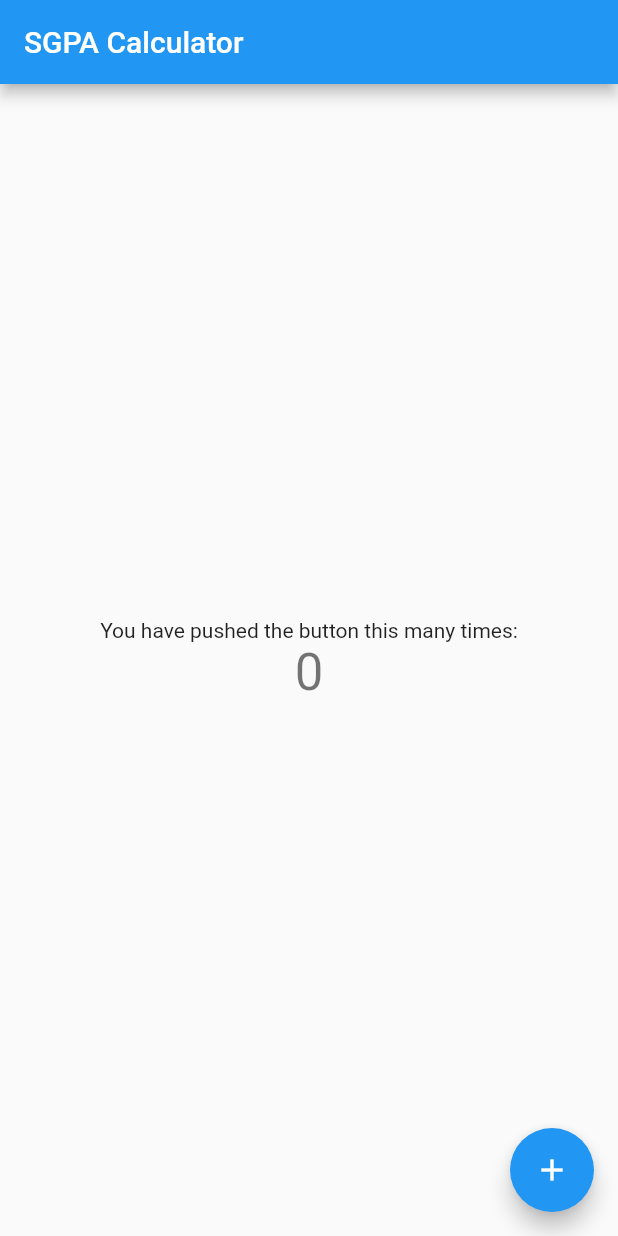
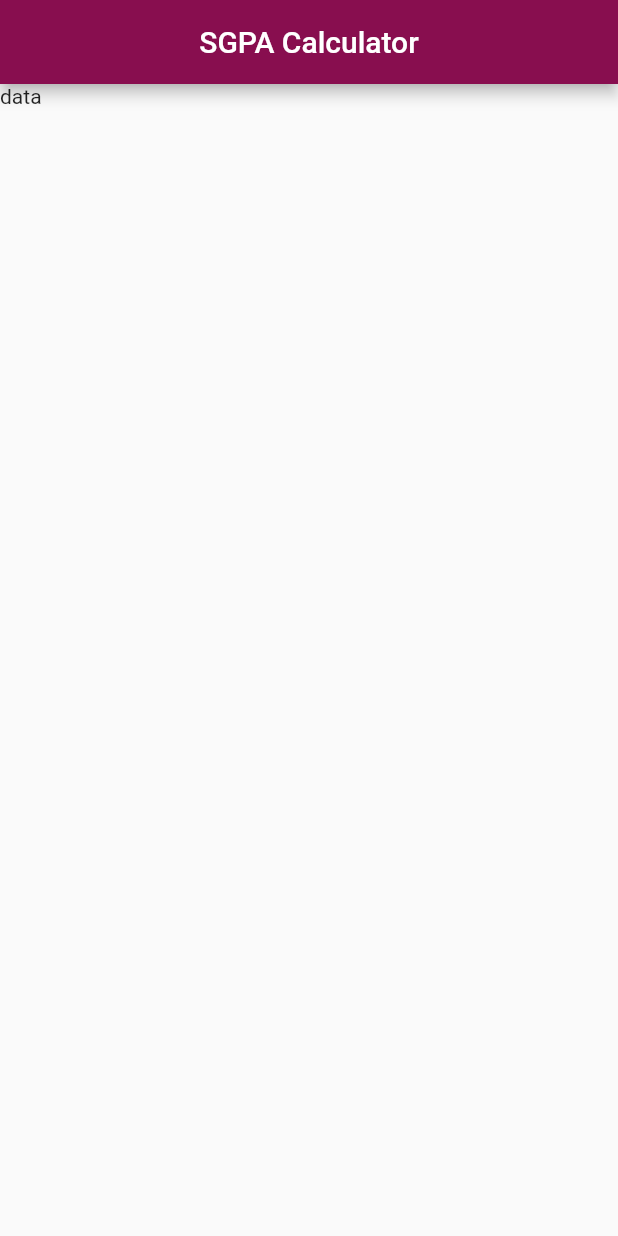
Before and after one commit to hemanth-kotagiri/sgpa-calculator, a Flutter app: the screen it shows after launch, on a phone screen of 412 x 824 dp. Run offline on Flutter 3.47's test engine with Material 2 defaults, Android fonts, the phone set to English and light mode, and no system bars.

Commit message:
Add boilerplate code for courses.dart

```diff
--- /dev/null
+++ b/lib/courses.dart
@@ -0,0 +1,25 @@
+import 'package:flutter/material.dart';
+
+class CoursesWidget extends StatefulWidget {
+  CoursesWidget({Key key}) : super(key: key);
+
+  @override
+  _CoursesWidgetState createState() => _CoursesWidgetState();
+}
+
+class _CoursesWidgetState extends State<CoursesWidget> {
+  Widget _renderCourses() {
+    return Text("data");
+  }
+
+  @override
+  Widget build(BuildContext context) {
+    return Scaffold(
+      appBar: AppBar(
+        title: Text("SGPA Calculator"),
+        centerTitle: true,
+      ),
+      body: _renderCourses(),
+    );
+  }
+}
--- a/lib/main.dart
+++ b/lib/main.dart
@@ -1,113 +1,23 @@
 import 'package:flutter/material.dart';
+import './courses.dart';
 
 void main() {
   runApp(MyApp());
 }
 
-class MyApp extends StatelessWidget {
-  // This widget is the root of your application.
+class MyApp extends StatefulWidget {
+  MyApp({Key key}) : super(key: key);
+
+  @override
+  _MyAppState createState() => _MyAppState();
+}
+
+class _MyAppState extends State<MyApp> {
   @override
   Widget build(BuildContext context) {
     return MaterialApp(
-      title: 'Flutter Demo',
-      theme: ThemeData(
-        // This is the theme of your application.
-        //
-        // Try running your application with "flutter run". You'll see the
-        // application has a blue toolbar. Then, without quitting the app, try
-        // changing the primarySwatch below to Colors.green and then invoke
-        // "hot reload" (press "r" in the console where you ran "flutter run",
-        // or simply save your changes to "hot reload" in a Flutter IDE).
-        // Notice that the counter didn't reset back to zero; the application
-        // is not restarted.
-        primarySwatch: Colors.blue,
-      ),
-      home: MyHomePage(title: 'SGPA Calculator'),
+      theme: ThemeData(primaryColor: Colors.pink[900]),
+      home: CoursesWidget(),
     );
   }
 }
-
-class MyHomePage extends StatefulWidget {
-  MyHomePage({Key key, this.title}) : super(key: key);
-
-  // This widget is the home page of your application. It is stateful, meaning
-  // that it has a State object (defined below) that contains fields that affect
-  // how it looks.
-
-  // This class is the configuration for the state. It holds the values (in this
-  // case the title) provided by the parent (in this case the App widget) and
-  // used by the build method of the State. Fields in a Widget subclass are
-  // always marked "final".
-
-  final String title;
-
-  @override
-  _MyHomePageState createState() => _MyHomePageState();
-}
-
-class _MyHomePageState extends State<MyHomePage> {
-  int _counter = 0;
-
-  void _incrementCounter() {
-    setState(() {
-      // This call to setState tells the Flutter framework that something has
-      // changed in this State, which causes it to rerun the build method below
-      // so that the display can reflect the updated values. If we changed
-      // _counter without calling setState(), then the build method would not be
-      // called again, and so nothing would appear to happen.
-      _counter++;
-    });
-  }
-
-  @override
-  Widget build(BuildContext context) {
-    // This method is rerun every time setState is called, for instance as done
-    // by the _incrementCounter method above.
-    //
-    // The Flutter framework has been optimized to make rerunning build methods
-    // fast, so that you can just rebuild anything that needs updating rather
-    // than having to individually change instances of widgets.
-    return Scaffold(
-      appBar: AppBar(
-        // Here we take the value from the MyHomePage object that was created by
-        // the App.build method, and use it to set our appbar title.
-        title: Text(widget.title),
-      ),
-      body: Center(
-        // Center is a layout widget. It takes a single child and positions it
-        // in the middle of the parent.
-        child: Column(
-          // Column is also a layout widget. It takes a list of children and
-          // arranges them vertically. By default, it sizes itself to fit its
-          // children horizontally, and tries to be as tall as its parent.
-          //
-          // Invoke "debug painting" (press "p" in the console, choose the
-          // "Toggle Debug Paint" action from the Flutter Inspector in Android
-          // Studio, or the "Toggle Debug Paint" command in Visual Studio Code)
-          // to see the wireframe for each widget.
-          //
-          // Column has various properties to control how it sizes itself and
-          // how it positions its children. Here we use mainAxisAlignment to
-          // center the children vertically; the main axis here is the vertical
-          // axis because Columns are vertical (the cross axis would be
-          // horizontal).
-          mainAxisAlignment: MainAxisAlignment.center,
-          children: <Widget>[
-            Text(
-              'You have pushed the button this many times:',
-            ),
-            Text(
-              '$_counter',
-              style: Theme.of(context).textTheme.headline4,
-            ),
-          ],
-        ),
-      ),
-      floatingActionButton: FloatingActionButton(
-        onPressed: _incrementCounter,
-        tooltip: 'Increment',
-        child: Icon(Icons.add),
-      ), // This trailing comma makes auto-formatting nicer for build methods.
-    );
-  }
-}
```
